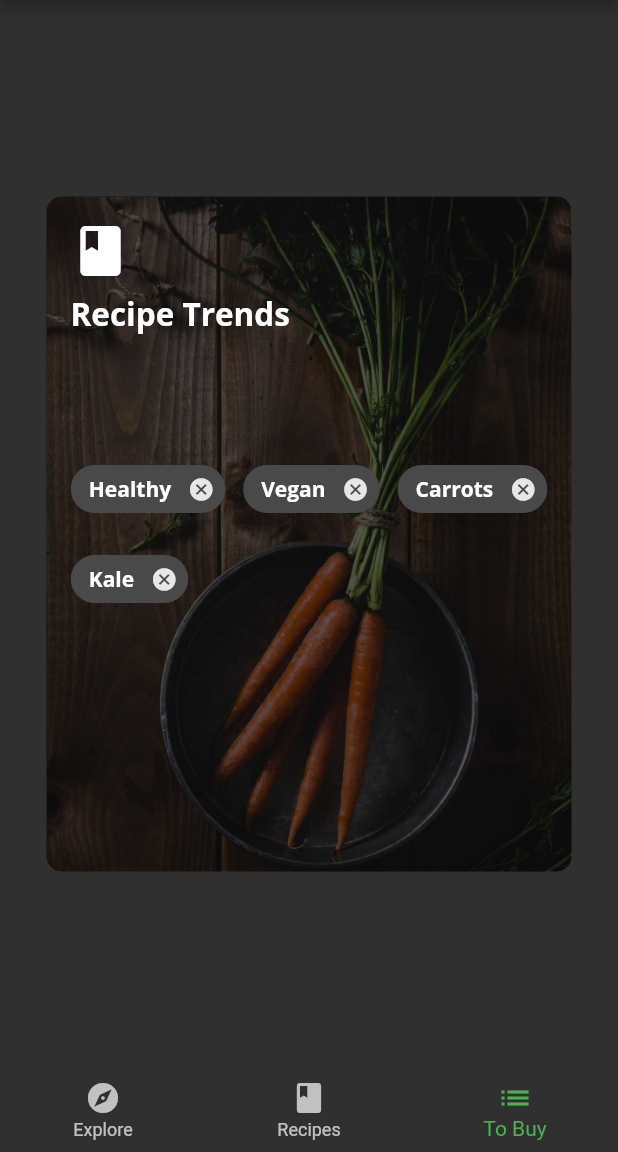
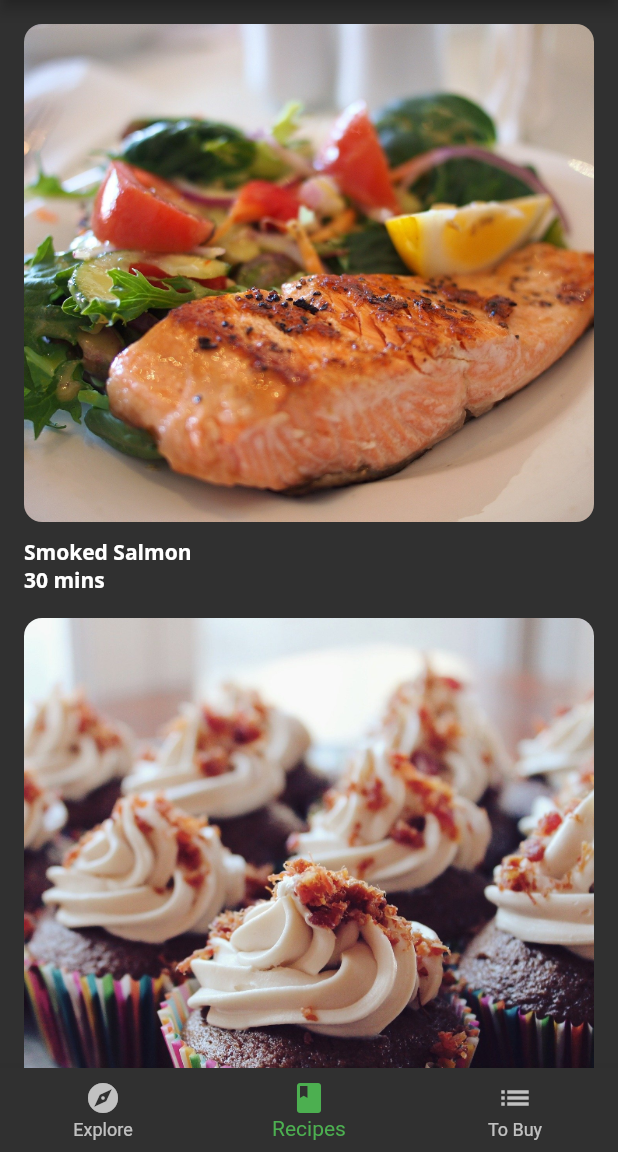
Before and after one commit to 9OSU1G02/Fooderlich, a Flutter app: the screen it shows after launch, on a phone screen of 412 x 824 dp, the part 84-1236 px from its top. Run offline on Flutter 3.47's test engine with Material 2 defaults, Android fonts, the phone set to English and light mode, and no system bars; our stand-ins replace google_fonts.

Commit message:
UI Explore, Recipes screen

```diff
--- a/lib/components/card3.dart
+++ b/lib/components/card3.dart
@@ -1,9 +1,26 @@
 import 'dart:developer';
 import 'package:flutter/material.dart';
 import 'package:fooderlich/fooderlich_theme.dart';
+import 'package:fooderlich/models/models.dart';
 
 class Card3 extends StatelessWidget {
-  const Card3({super.key});
+  const Card3({super.key, required this.recipe});
+  final ExploreRecipe recipe;
+  List<Widget> createTagChips() {
+    final chips = <Widget>[];
+    recipe.tags.take(6).forEach((element) {
+      final chip = Chip(
+        label: Text(
+          element,
+          style: FooderlichTheme.darkTextTheme.bodyText1,
+        ),
+        backgroundColor: Colors.black.withOpacity(0.7),
+      );
+      chips.add(chip);
+    });
+    return chips;
+  }
+
   @override
   Widget build(BuildContext context) {
     return Center(
@@ -12,12 +29,12 @@ class Card3 extends StatelessWidget {
           width: 350,
           height: 450,
         ),
-        decoration: const BoxDecoration(
+        decoration: BoxDecoration(
           image: DecorationImage(
-            image: AssetImage('assets/mag2.png'),
+            image: AssetImage(recipe.backgroundImage),
             fit: BoxFit.cover,
           ),
-          borderRadius: BorderRadius.all(
+          borderRadius: const BorderRadius.all(
             Radius.circular(10.0),
           ),
         ),
@@ -45,7 +62,7 @@ class Card3 extends StatelessWidget {
                     height: 8,
                   ),
                   Text(
-                    'Recipe Trends',
+                    recipe.title,
                     style: FooderlichTheme.darkTextTheme.displayMedium,
                   ),
                   const SizedBox(
@@ -59,36 +76,7 @@ class Card3 extends StatelessWidget {
                 alignment: WrapAlignment.start,
                 spacing: 12,
                 runSpacing: 12,
-                children: [
-                  Chip(
-                    label: Text(
-                      "Healthy",
-                      style: FooderlichTheme.darkTextTheme.bodyLarge,
-                    ),
-                   onDeleted: () => log("delete"),
-                  ),
-                  Chip(
-                    label: Text(
-                      "Vegan",
-                      style: FooderlichTheme.darkTextTheme.bodyLarge,
-                    ),
-                    onDeleted: () => log("delete"),
-                  ),
-                  Chip(
-                    label: Text(
-                      "Carrots",
-                      style: FooderlichTheme.darkTextTheme.bodyLarge,
-                    ),
-                    onDeleted: () => log("delete"),
-                  ),
-                  Chip(
-                    label: Text(
-                      "Kale",
-                      style: FooderlichTheme.darkTextTheme.bodyLarge,
-                    ),
-                    onDeleted: () => log("delete"),
-                  ),
-                ],
+                children: createTagChips(),
               ),
             ),
           ],
--- a/lib/components/components.dart
+++ b/lib/components/components.dart
@@ -3,3 +3,5 @@ export 'card1.dart';
 export 'card2.dart';
 export 'card3.dart';
 export 'circle_image.dart';
+export 'friend_post_tile.dart';
+export 'friend_post_list_view.dart';
--- /dev/null
+++ b/lib/components/recipe_thumbnail.dart
@@ -0,0 +1,40 @@
+import 'package:flutter/material.dart';
+import '../models/models.dart';
+
+class RecipeThumbnail extends StatelessWidget {
+  const RecipeThumbnail({super.key, required this.recipe});
+
+  final SimpleRecipe recipe;
+  @override
+  Widget build(BuildContext context) {
+    return Container(
+      padding: const EdgeInsets.all(8.0),
+      child: Column(
+        crossAxisAlignment: CrossAxisAlignment.start,
+        children: [
+          Expanded(
+            child: AspectRatio(
+              aspectRatio: 16/9,
+              child: ClipRRect(
+                borderRadius: BorderRadius.circular(12),
+                child: Image.asset(
+                  recipe.dishImage,
+                  fit: BoxFit.cover,
+                ),
+              ),
+            ),
+          ),
+          const SizedBox(height: 10),
+          Text(
+            recipe.title,
+            style: Theme.of(context).textTheme.bodyLarge,
+          ),
+          Text(
+            recipe.duration,
+            style: Theme.of(context).textTheme.bodyLarge,
+          ),
+        ],
+      ),
+    );
+  }
+}
--- /dev/null
+++ b/lib/components/recipes_grid_view.dart
@@ -0,0 +1,55 @@
+import 'dart:math';
+
+import 'package:flutter/material.dart';
+import 'package:fooderlich/components/recipe_thumbnail.dart';
+import '../models/models.dart';
+
+class RecipesGridView extends StatefulWidget {
+  const RecipesGridView({super.key, required this.recipes});
+  final List<SimpleRecipe> recipes;
+
+  @override
+  State<RecipesGridView> createState() => _RecipesGridViewState();
+}
+
+class _RecipesGridViewState extends State<RecipesGridView> {
+  final _scrollController = ScrollController();
+  @override
+  void initState() {
+    super.initState();
+    _scrollController.addListener(() {
+      if (_scrollController.position.pixels <=
+          _scrollController.position.minScrollExtent) {
+        print('At top of list');
+      } else if (_scrollController.position.pixels >=
+          _scrollController.position.maxScrollExtent) {
+        print('At bottom of list');
+      }
+    });
+  }
+
+  @override
+  void dispose() {
+    _scrollController.dispose();
+    super.dispose();
+  }
+
+  @override
+  Widget build(BuildContext context) {
+    return Padding(
+      padding: const EdgeInsets.only(left: 8, right: 8, top: 8),
+      child: GridView.builder(
+        controller: _scrollController,
+        gridDelegate:
+            //const SliverGridDelegateWithFixedCrossAxisCount(crossAxisCount: 1),
+            const SliverGridDelegateWithMaxCrossAxisExtent(
+                maxCrossAxisExtent: 397.0, childAspectRatio: 1.0),
+        itemBuilder: ((context, index) {
+          final recipe = widget.recipes[index];
+          return RecipeThumbnail(recipe: recipe);
+        }),
+        itemCount: widget.recipes.length,
+      ),
+    );
+  }
+}
--- /dev/null
+++ b/lib/screens/recipes_screen.dart
@@ -0,0 +1,24 @@
+import 'package:flutter/material.dart';
+import 'package:fooderlich/components/recipes_grid_view.dart';
+import '../api/mock_fooderlich_service.dart';
+
+class RecipesScreen extends StatelessWidget {
+  RecipesScreen({super.key});
+  final exploreService = MockFooderlichService();
+
+  @override
+  Widget build(BuildContext context) {
+    return FutureBuilder(
+        builder: ((context, snapshot) {
+          if (snapshot.connectionState == ConnectionState.done) {
+            final recipes = snapshot.data ?? [];
+            return RecipesGridView(recipes: recipes);
+          } else {
+            return const Center(
+              child: CircularProgressIndicator(),
+            );
+          }
+        }),
+        future: exploreService.getRecipes());
+  }
+}
```
Also changed, not shown: lib/components/card1.dart (+12 -14 lines), lib/components/card2.dart (+12 -11 lines), lib/components/friend_post_list_view.dart (added, +34 -0 lines), lib/components/friend_post_tile.dart (added, +37 -0 lines), lib/home.dart (+133 -7 lines), lib/screens/explore_screen.dart (added, +33 -0 lines), lib/screens/today_recipe_list_view.dart (added, +56 -0 lines), assets/author_katz.jpeg (deleted), assets/mag1.png (deleted), assets/mag2.png (deleted), assets/mag3.png (deleted), assets/mag4.png (deleted), assets/mag5.png (deleted).
